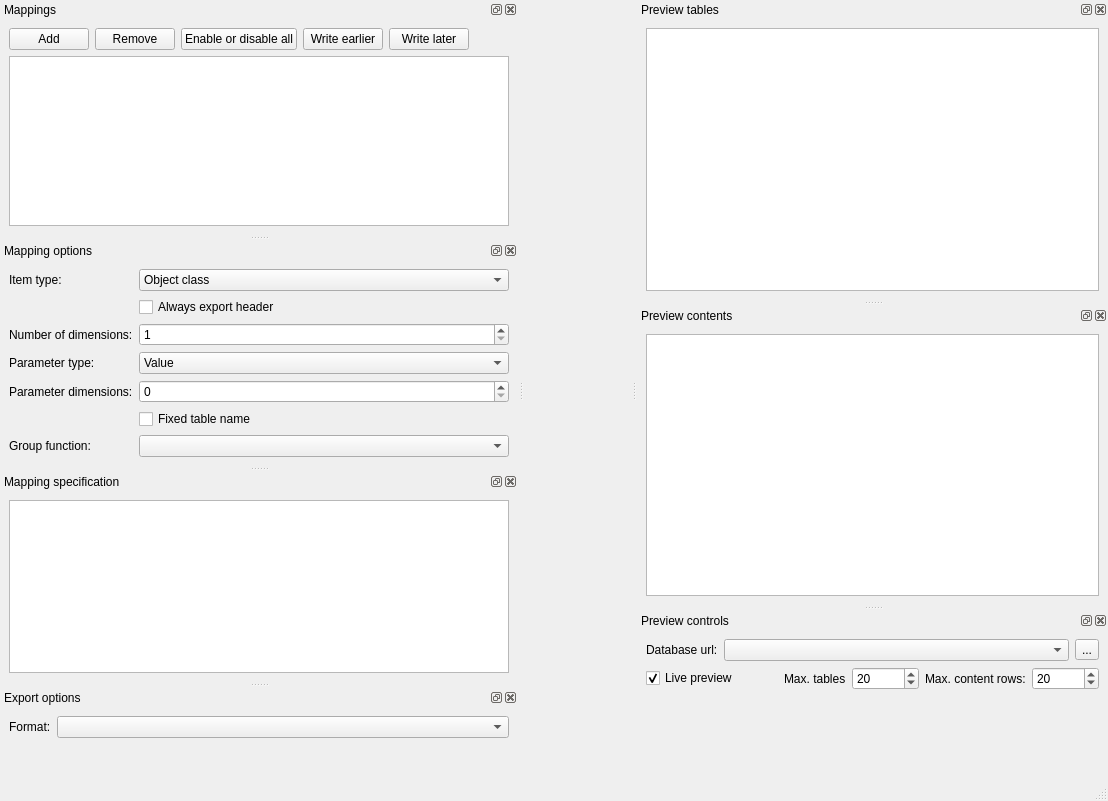
Before: the Qt Designer form spine_items/exporter/ui/specification_editor.ui in spine-tools/spine-items, drawn with Qt 5.
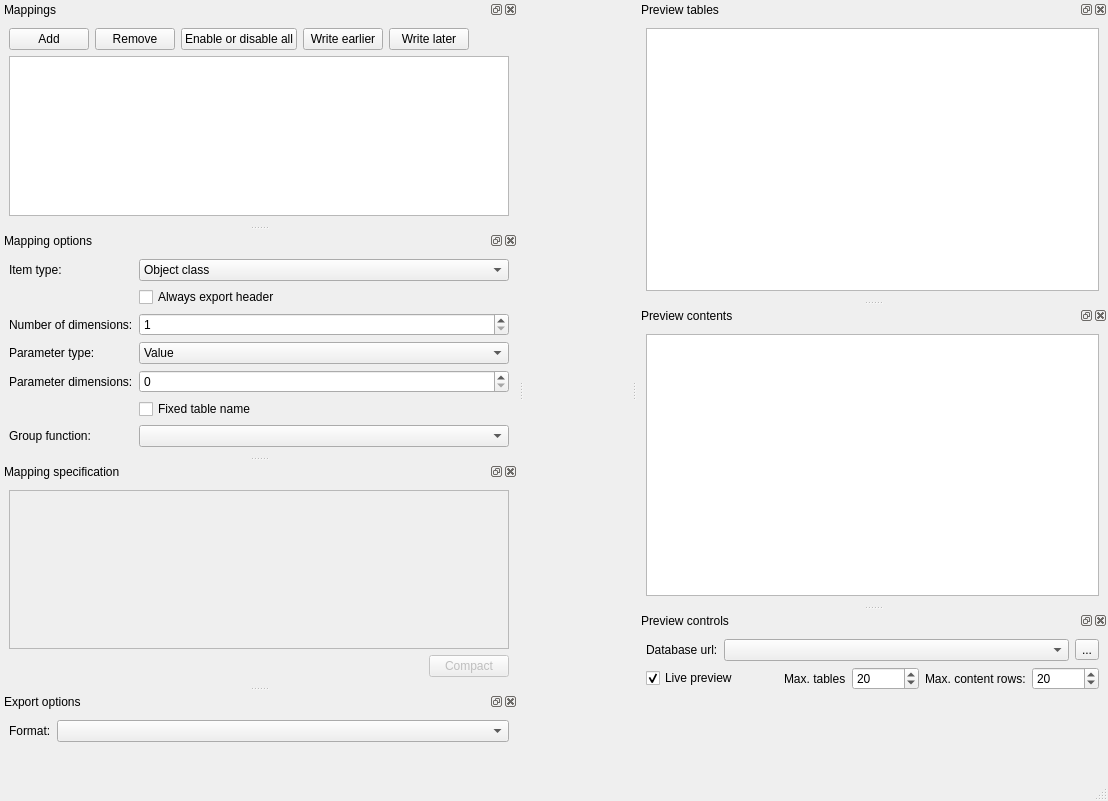
After: the same form once the commit is applied. Icons and pictures are not drawn. Custom widgets are drawn as their Qt base class.

Commit message:
Add compact mappings, fix a bug
Added a Compact button to Exporter's Specification editor. The button
triggers removal of empty rows and column in the mapping.

Also, fixed a Traceback that resulted from Specification editor's undo
stack emitting a signal when being destroyed that triggered a slot in
SpecificationEditorWindow which could have been destroyed at that point.

Re Spine-project/Spine-Toolbox#1358

Patch:
```diff
--- a/spine_items/exporter/ui/specification_editor.ui
+++ b/spine_items/exporter/ui/specification_editor.ui
@@ -308,6 +308,9 @@
     <number>1</number>
    </attribute>
    <widget class="QWidget" name="mapping_spec_contents">
+    <property name="enabled">
+     <bool>false</bool>
+    </property>
     <layout class="QVBoxLayout" name="verticalLayout_2">
      <item>
       <widget class="QTableView" name="mapping_table_view">
@@ -322,6 +325,33 @@
        </attribute>
       </widget>
      </item>
+     <item>
+      <layout class="QHBoxLayout" name="horizontalLayout_5">
+       <item>
+        <spacer name="horizontalSpacer">
+         <property name="orientation">
+          <enum>Qt::Horizontal</enum>
+         </property>
+         <property name="sizeHint" stdset="0">
+          <size>
+           <width>40</width>
+           <height>20</height>
+          </size>
+         </property>
+        </spacer>
+       </item>
+       <item>
+        <widget class="QPushButton" name="compact_button">
+         <property name="toolTip">
+          <string>Compact mapping by removing empty columns and rows.</string>
+         </property>
+         <property name="text">
+          <string>Compact</string>
+         </property>
+        </widget>
+       </item>
+      </layout>
+     </item>
     </layout>
    </widget>
   </widget>
```
Left out of the diff: 12 changed lines with no effect on the pictures. The commit also changes 5 other files.
